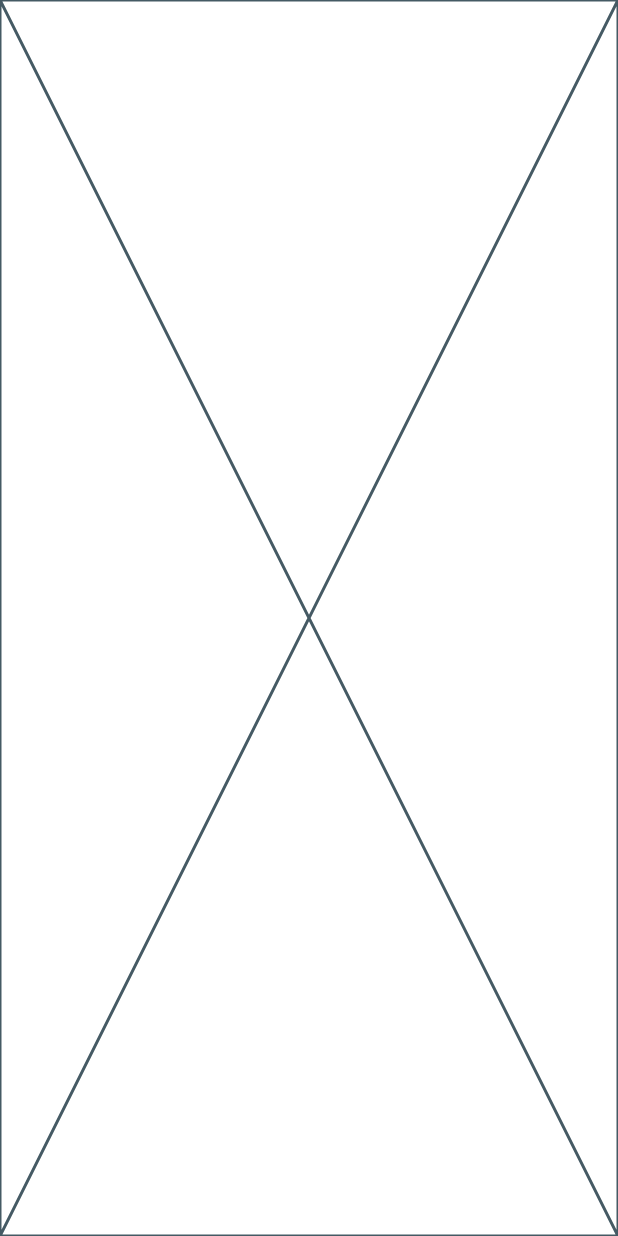
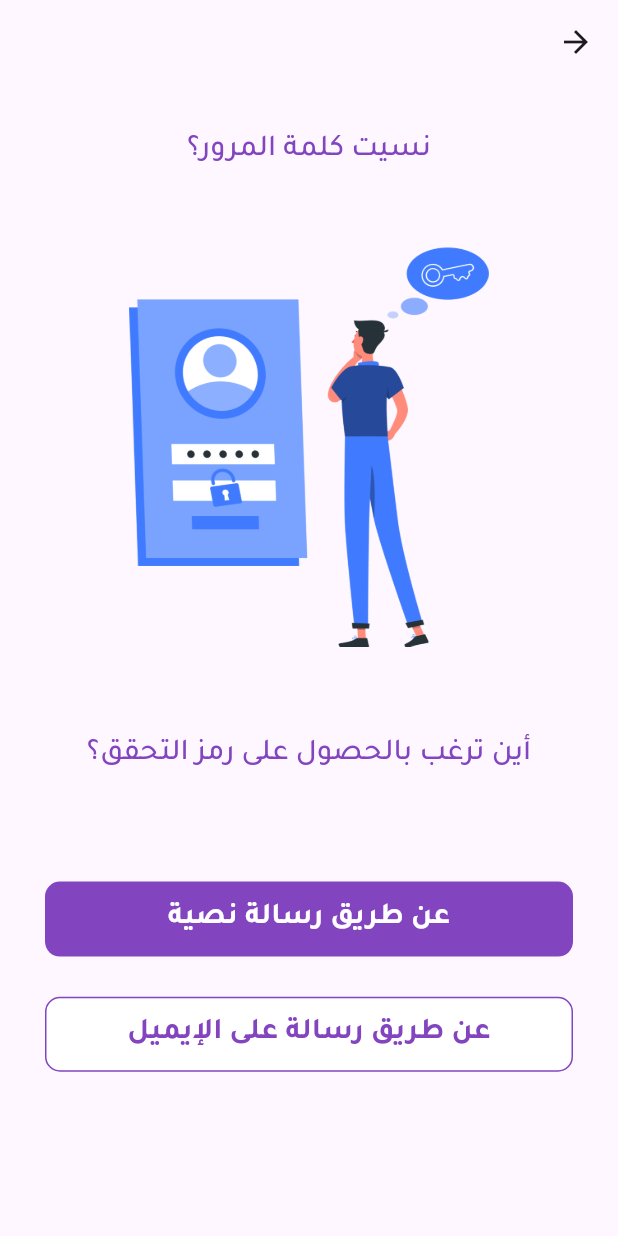
Before and after one commit to xilujain/mothmerah_app, a Flutter app: the screen it shows after launch, after a tap on "نسيت كلمة المرور؟", on a phone screen of 412 x 824 dp. Run offline on Flutter 3.47's test engine with Material 3 defaults, Android fonts, the phone set to English and light mode, and no system bars; our stand-ins replace bloc, flutter_bloc, flutter_screenutil, flutter_secure_storage, shared_preferences.

Commit message:
forget password view

```diff
--- a/lib/core/assets/img_manager.dart
+++ b/lib/core/assets/img_manager.dart
@@ -1,3 +1,4 @@
 class ImageManager {
   static const String logo = 'assets/images/logo.png';
+  static const String forgetLogo = 'assets/images/forget_logo.png';
 }
--- a/lib/core/helpers/shared_pref_helper.dart
+++ b/lib/core/helpers/shared_pref_helper.dart
@@ -24,16 +24,16 @@ class SharedPrefHelper {
     SharedPreferences sharedPreferences = await SharedPreferences.getInstance();
     // debugPrint("SharedPrefHelper : setData with key : $key and value : $value");
     switch (value.runtimeType) {
-      case String:
+      case const (String):
         await sharedPreferences.setString(key, value);
         break;
-      case int:
+      case const (int):
         await sharedPreferences.setInt(key, value);
         break;
-      case bool:
+      case const (bool):
         await sharedPreferences.setBool(key, value);
         break;
-      case double:
+      case const (double):
         await sharedPreferences.setDouble(key, value);
         break;
       default:
--- a/lib/core/routing/app_router.dart
+++ b/lib/core/routing/app_router.dart
@@ -5,5 +5,5 @@ class Routes {
   static const String loginView = '/sign-in';
   static const String forgetPasswordView = '/forget-password';
   static const String signupView = '/sign-up';
-  static const String termsAndConditionView = '/terms-and-condition';
+  static const String otpView = '/otp';
 }
--- a/lib/core/routing/routes.dart
+++ b/lib/core/routing/routes.dart
@@ -4,6 +4,7 @@ import 'package:mothmerah_app/core/routing/app_router.dart';
 import 'package:mothmerah_app/views/auth/forget_password/ui/forget_password_view.dart';
 import 'package:mothmerah_app/views/auth/login/ui/logic/cubit/sign_in_cubit.dart';
 import 'package:mothmerah_app/views/auth/login/ui/sign_in_view.dart';
+import 'package:mothmerah_app/views/auth/otp/ui/otp_view.dart';
 import 'package:mothmerah_app/views/auth/sign_up/ui/logic/cubit/sign_up_cubit.dart';
 import 'package:mothmerah_app/views/auth/sign_up/ui/sign_up_view.dart';
 import 'package:mothmerah_app/views/splash_view.dart';
@@ -29,6 +30,8 @@ class AppRouter {
         );
       case Routes.forgetPasswordView:
         return MaterialPageRoute(builder: (_) => ForgetPasswordView());
+      case Routes.otpView:
+        return MaterialPageRoute(builder: (_) => OtpView());
       default:
     }
 
--- a/lib/views/auth/forget_password/ui/forget_password_view.dart
+++ b/lib/views/auth/forget_password/ui/forget_password_view.dart
@@ -1,10 +1,49 @@
 import 'package:flutter/material.dart';
+import 'package:flutter_screenutil/flutter_screenutil.dart';
+import 'package:mothmerah_app/core/assets/img_manager.dart';
+import 'package:mothmerah_app/core/extensions/navigation.dart';
+import 'package:mothmerah_app/core/helpers/spacing.dart';
+import 'package:mothmerah_app/core/theme/text_styles.dart';
+import 'package:mothmerah_app/core/widgets/main_button.dart';
+import 'package:mothmerah_app/core/widgets/second_button.dart';
 
 class ForgetPasswordView extends StatelessWidget {
   const ForgetPasswordView({super.key});
 
   @override
   Widget build(BuildContext context) {
-    return const Placeholder();
+    return Scaffold(
+      appBar: AppBar(),
+      body: Padding(
+        padding: const EdgeInsets.all(30),
+        child: Column(
+          children: [
+            Align(
+              child: Text(
+                'نسيت كلمة المرور؟',
+                style: TextStyles(context).font20PrimaryMedium,
+              ),
+            ),
+            verticalSpace(48.h),
+            Image.asset(ImageManager.forgetLogo, width: 218.w),
+            verticalSpace(56.h),
+            Align(
+              child: Text(
+                'أين ترغب بالحصول على رمز التحقق؟',
+                style: TextStyles(context).font20PrimaryMedium,
+              ),
+            ),
+            verticalSpace(68.h),
+
+            MainButton(text: 'عن طريق رسالة نصية', onTap: () {}),
+            verticalSpace(26.h),
+            SecondButton(
+              text: 'عن طريق رسالة على الإيميل',
+              onTap: () => context.pushNamed('/otp'),
+            ),
+          ],
+        ),
+      ),
+    );
   }
 }
--- a/lib/views/auth/login/ui/sign_in_view.dart
+++ b/lib/views/auth/login/ui/sign_in_view.dart
@@ -61,9 +61,8 @@ class SignInView extends StatelessWidget {
                       context.read<SignInCubit>().updateEmail(value);
                     },
                   ),
-                  const SizedBox(height: 20),
+                  verticalSpace(20.h),
 
-                  // Password Field
                   AppTextFormField(
                     isObscureText: true,
                     hintText: 'كلمة المرور',
@@ -74,7 +73,7 @@ class SignInView extends StatelessWidget {
                   ),
 
                   if (state.error != null) ...[
-                    const SizedBox(height: 20),
+                    verticalSpace(20.h),
                     Container(
                       padding: const EdgeInsets.all(12),
                       decoration: BoxDecoration(
@@ -103,7 +102,7 @@ class SignInView extends StatelessWidget {
                     ),
                   ],
 
-                  const SizedBox(height: 30),
+                  verticalSpace(30.h),
                   Align(
                     alignment: Alignment.topRight,
                     child: TextButton(
@@ -128,7 +127,7 @@ class SignInView extends StatelessWidget {
                     },
                   ),
 
-                  const SizedBox(height: 18),
+                  verticalSpace(18.h),
 
                   SecondButton(
                     text: 'تسجيل ',
@@ -137,31 +136,32 @@ class SignInView extends StatelessWidget {
                     },
                   ),
 
-                  const SizedBox(height: 20),
+                  verticalSpace(20.h),
 
                   // Demo Credentials Hint
-                  Container(
-                    padding: const EdgeInsets.all(12),
-                    decoration: BoxDecoration(
-                      color: Colors.grey[100],
-                      borderRadius: BorderRadius.circular(8),
-                    ),
-                    child: Column(
-                      crossAxisAlignment: CrossAxisAlignment.start,
-                      children: [
-                        Text(
-                          'Demo Credentials:',
-                          style: TextStyle(
-                            fontWeight: FontWeight.bold,
-                            color: Colors.grey[700],
-                          ),
-                        ),
-                        const SizedBox(height: 4),
-                        const Text('user@example.com / password123'),
-                        const Text('admin@example.com / admin123'),
-                      ],
-                    ),
-                  ),
+                  // Container(
+                  //   padding: const EdgeInsets.all(12),
+                  //   decoration: BoxDecoration(
+                  //     color: Colors.grey[100],
+                  //     borderRadius: BorderRadius.circular(8),
+                  //   ),
+                  //   child: Column(
+                  //     crossAxisAlignment: CrossAxisAlignment.start,
+                  //     children: [
+                  //       Text(
+                  //         'Demo Credentials:',
+                  //         style: TextStyle(
+                  //           fontWeight: FontWeight.bold,
+                  //           color: Colors.grey[700],
+                  //         ),
+                  //       ),
+                  //       const SizedBox(height: 4),
+                  //       vertic
+                  //       const Text('user@example.com / password123'),
+                  //       const Text('admin@example.com / admin123'),
+                  //     ],
+                  //   ),
+                  // ),
                 ],
               ),
             );
--- /dev/null
+++ b/lib/views/auth/otp/ui/otp_view.dart
@@ -0,0 +1,10 @@
+import 'package:flutter/material.dart';
+
+class OtpView extends StatelessWidget {
+  const OtpView({super.key});
+
+  @override
+  Widget build(BuildContext context) {
+    return const Placeholder();
+  }
+}
```
Also changed, not shown: assets/images/forget_logo.png (added), assets/images/logo.svg (deleted).
